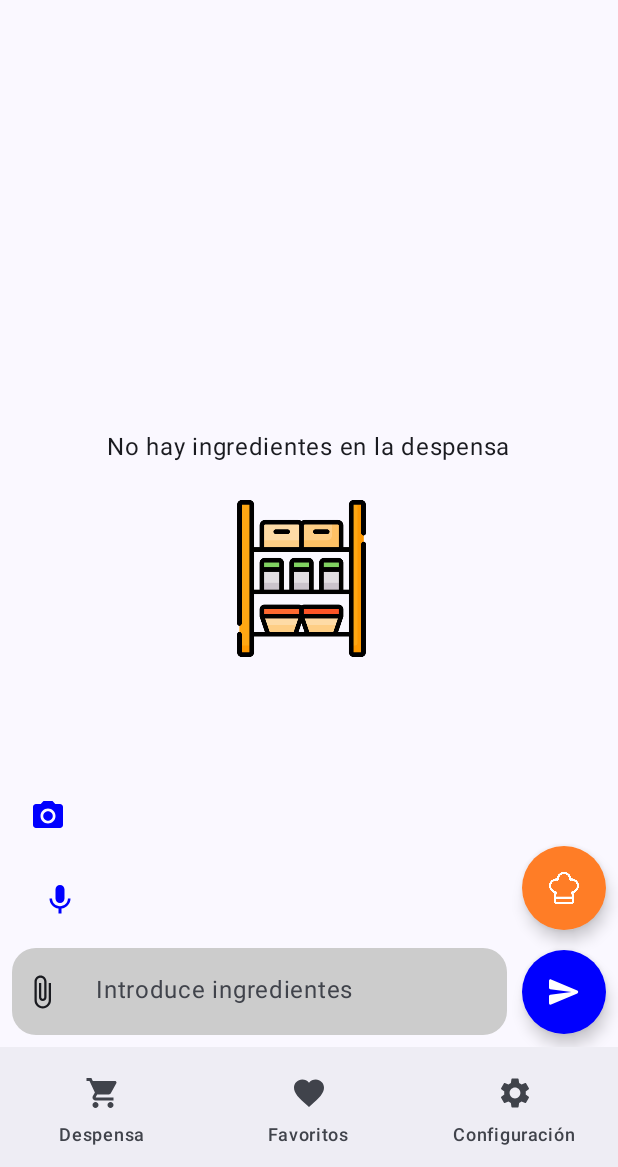
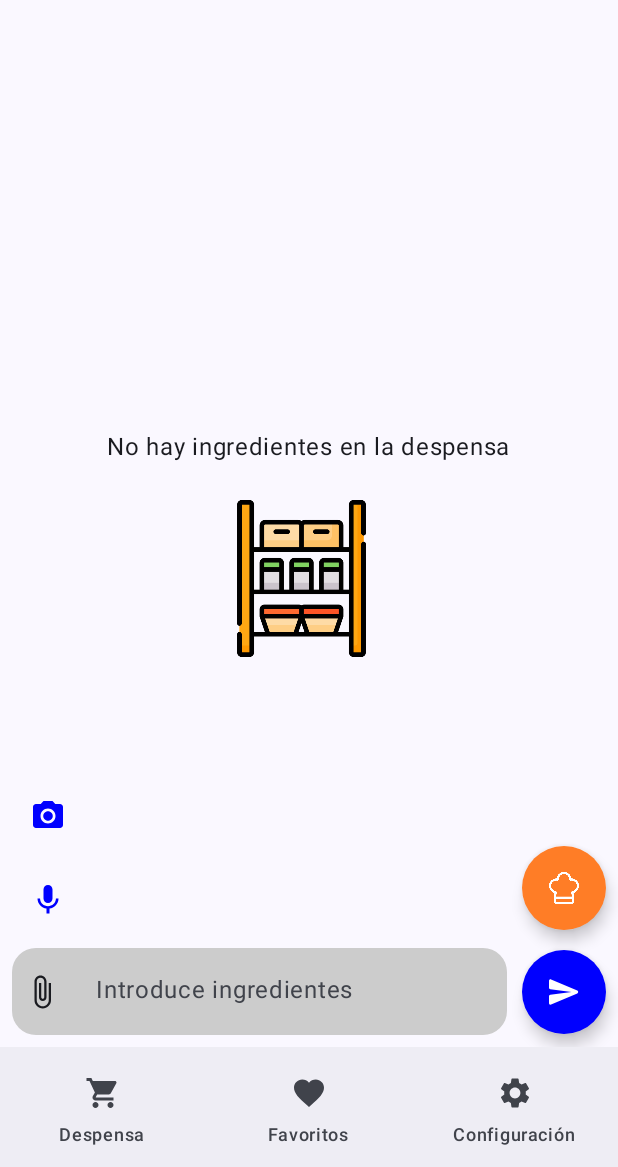
Before and after one commit to dnieto-r/despensia, an Android app built with Jetpack Compose: the PantryScreen screen opened through its navigation route, after a tap on "Expand", on a phone screen of 412 x 824 dp, the part 69-1236 px from its top. Run offline under Robolectric (Android 15) with nearby library versions, the phone set to English and light mode, and no system bars; our stand-ins replace Dagger/Hilt's generated code, constraintlayout-compose; 2 other taps on this screen came first.

Commit message:
fix padding

```diff
--- a/app/src/main/java/com/solstix/despensia/presentation/screen/Pantry.kt
+++ b/app/src/main/java/com/solstix/despensia/presentation/screen/Pantry.kt
@@ -268,7 +268,7 @@ fun PantryScreen(
                 Row(
                     modifier = Modifier
                         .fillMaxWidth()
-                        .padding(start = 8.dp, top = 8.dp, end = 80.dp, bottom = 8.dp),
+                        .padding(top = 8.dp, end = 80.dp, bottom = 8.dp),
                     horizontalArrangement = Arrangement.spacedBy(8.dp),
                     verticalAlignment = Alignment.CenterVertically
                 ) {
```
